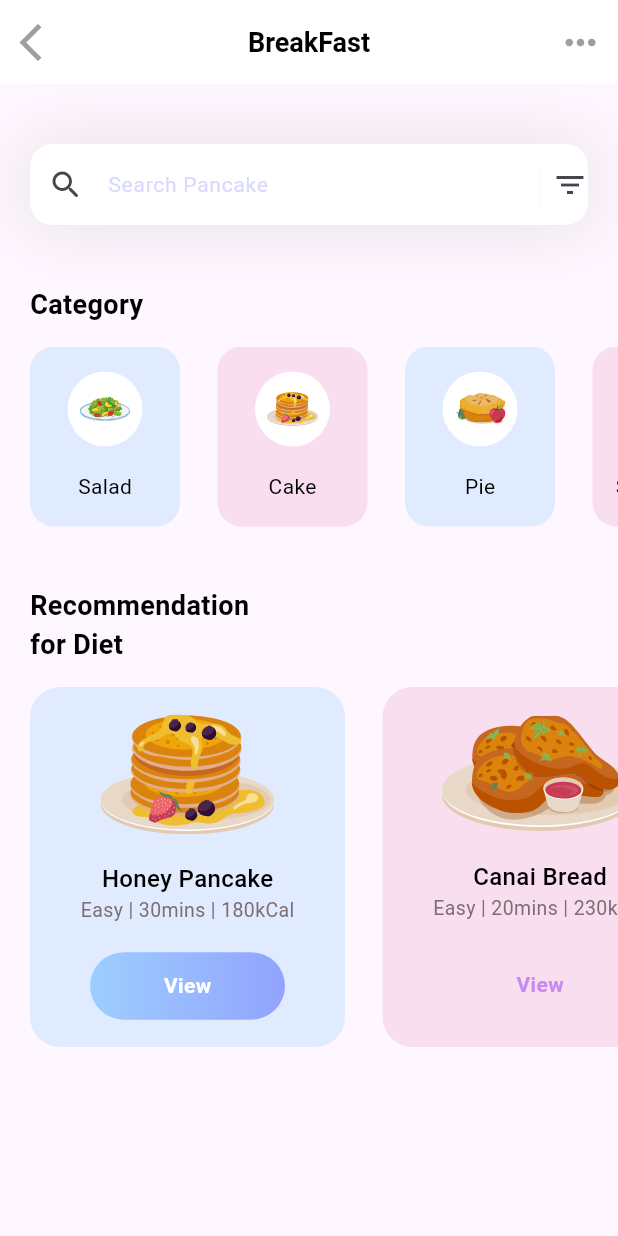
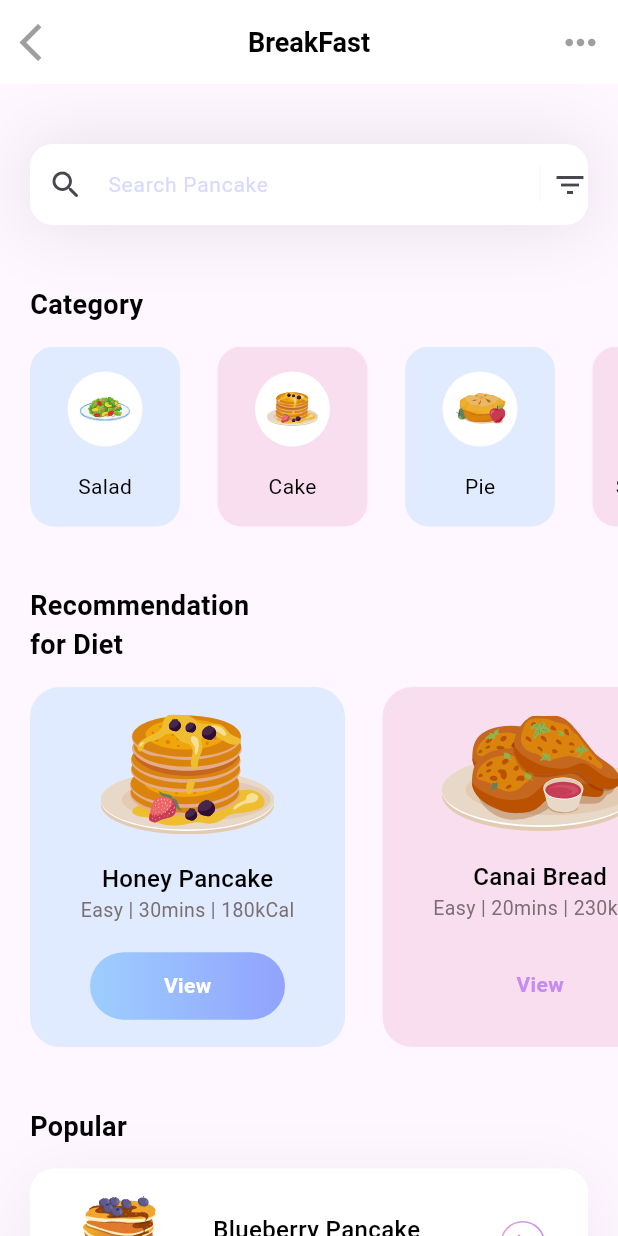
Before and after one commit to SabaFadhl/fitness, a Flutter app: the screen it shows after launch, on a phone screen of 412 x 824 dp. Run offline on Flutter 3.47's test engine with Material 3 defaults, Android fonts, the phone set to English and light mode, and no system bars; our stand-ins replace flutter_svg.

Commit message:
feat: popular section with model

```diff
--- /dev/null
+++ b/lib/models/popular_model.dart
@@ -0,0 +1,45 @@
+class PopularDietsModel {
+  String name;
+  String iconPath;
+  String level;
+  String duration;
+  String calorie;
+  bool boxIsSelected;
+
+  PopularDietsModel({
+    required this.name,
+    required this.iconPath,
+    required this.level,
+    required this.duration,
+    required this.calorie,
+    required this.boxIsSelected
+  });
+
+  static List < PopularDietsModel > getPopularDiets() {
+    List < PopularDietsModel > popularDiets = [];
+
+    popularDiets.add(
+        PopularDietsModel(
+          name: 'Blueberry Pancake',
+          iconPath: 'assets/icons/blueberry-pancake.svg',
+          level: 'Medium',
+          duration: '30mins',
+          calorie: '230kCal',
+          boxIsSelected: true,
+        )
+    );
+
+    popularDiets.add(
+        PopularDietsModel(
+          name: 'Salmon Nigiri',
+          iconPath: 'assets/icons/salmon-nigiri.svg',
+          level: 'Easy',
+          duration: '20mins',
+          calorie: '120kCal',
+          boxIsSelected: false,
+        )
+    );
+
+    return popularDiets;
+  }
+}
--- a/lib/pages/home.dart
+++ b/lib/pages/home.dart
@@ -1,14 +1,17 @@
 import 'package:fitness/models/category_model.dart';
 import 'package:fitness/models/diet_model.dart';
+import 'package:fitness/models/popular_model.dart';
 import 'package:flutter/material.dart';
 import 'package:flutter_svg/flutter_svg.dart';
 
 class HomePage extends StatelessWidget {
   List<CategoryModel> categories = [];
   List<DietModel> diets = [];
+  List<PopularDietsModel> popularDiets =[];
   void _getInitialInfo() {
     categories = CategoryModel.getCategories();
     diets = DietModel.getDiets();
+    popularDiets = PopularDietsModel.getPopularDiets();
   }
 
   @override
@@ -45,8 +48,7 @@ class HomePage extends StatelessWidget {
           ),
         ],
       ),
-      body: Column(
-        crossAxisAlignment: CrossAxisAlignment.start,
+      body: ListView(
         children: [
           Container(
             margin: EdgeInsets.only(top: 40, left: 20, right: 20),
@@ -238,6 +240,92 @@ class HomePage extends StatelessWidget {
               )
             ],
           ),
+          const SizedBox(height: 40,),
+          Column(
+            crossAxisAlignment: CrossAxisAlignment.start,
+            children: [
+              const Padding(
+                padding: EdgeInsets.only(left: 20),
+                child: Text(
+                  'Popular',
+                  style: TextStyle(
+                      color: Colors.black,
+                      fontSize: 18,
+                      fontWeight: FontWeight.w600
+                  ),
+                ),
+              ),
+              const SizedBox(height: 15,),
+              ListView.separated(
+                itemCount: popularDiets.length,
+                shrinkWrap: true,
+                separatorBuilder: (context, index) => const SizedBox(height: 25,),
+                padding: const EdgeInsets.only(
+                    left: 20,
+                    right: 20
+                ),
+                itemBuilder: (context, index) {
+                  return Container(
+                    height: 100,
+                    child: Row(
+                      mainAxisAlignment: MainAxisAlignment.spaceEvenly,
+                      children: [
+                        SvgPicture.asset(
+                          popularDiets[index].iconPath,
+                          width: 65,
+                          height: 65,
+                        ),
+                        Column(
+                          mainAxisAlignment: MainAxisAlignment.center,
+                          crossAxisAlignment: CrossAxisAlignment.start,
+                          children: [
+                            Text(
+                              popularDiets[index].name,
+                              style: const TextStyle(
+                                  fontWeight: FontWeight.w500,
+                                  color: Colors.black,
+                                  fontSize: 16
+                              ),
+                            ),
+                            Text(
+                              popularDiets[index].level + ' | ' + popularDiets[index].duration + ' | ' + popularDiets[index].calorie,
+                              style: const TextStyle(
+                                  color: Color(0xff7B6F72),
+                                  fontSize: 13,
+                                  fontWeight: FontWeight.w400
+                              ),
+                            ),
+                          ],
+                        ),
+                        GestureDetector(
+                          onTap: (){},
+                          child: SvgPicture.asset(
+                            'assets/icons/button.svg',
+                            width: 30,
+                            height: 30,
+                          ),
+                        )
+                      ],
+                    ),
+                    decoration: BoxDecoration(
+                        color: popularDiets[index].boxIsSelected ?
+                        Colors.white : Colors.transparent,
+                        borderRadius: BorderRadius.circular(16),
+                        boxShadow: popularDiets[index].boxIsSelected ? [
+                          BoxShadow(
+                              color: const Color(0xff1D1617).withOpacity(0.07),
+                              offset: const Offset(0, 10),
+                              blurRadius: 40,
+                              spreadRadius: 0
+                          )
+                        ] : []
+                    ),
+                  );
+                },
+              )
+            ],
+          ),
+          const SizedBox(height: 40,),
         ],
       ),
     );
```
